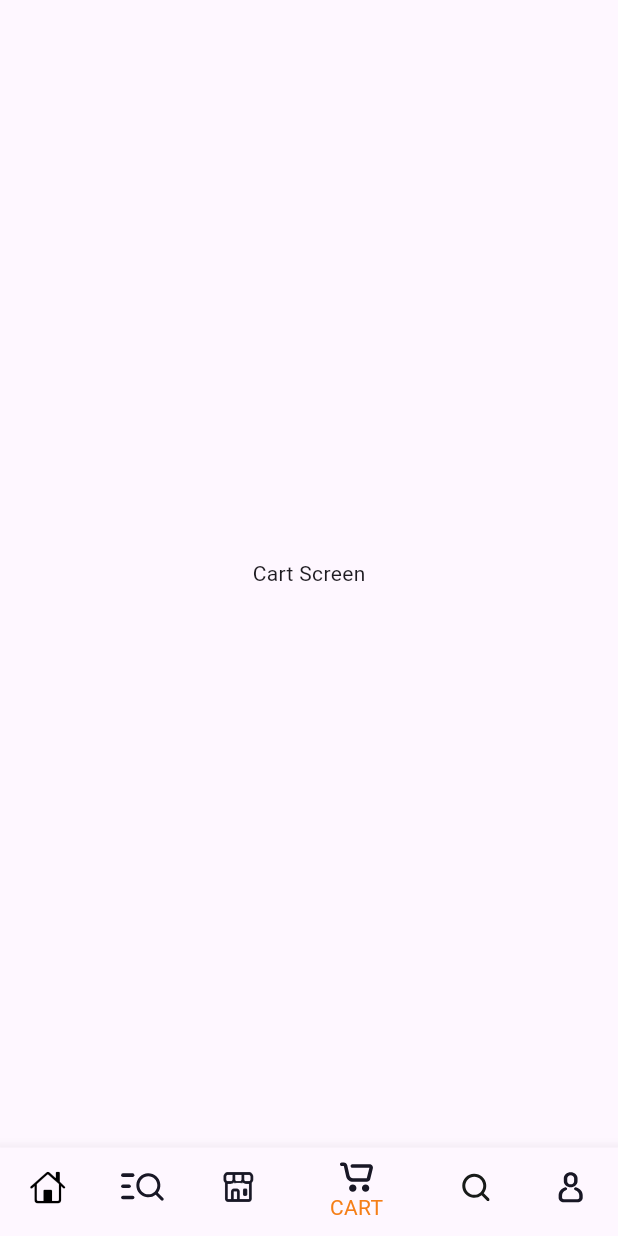
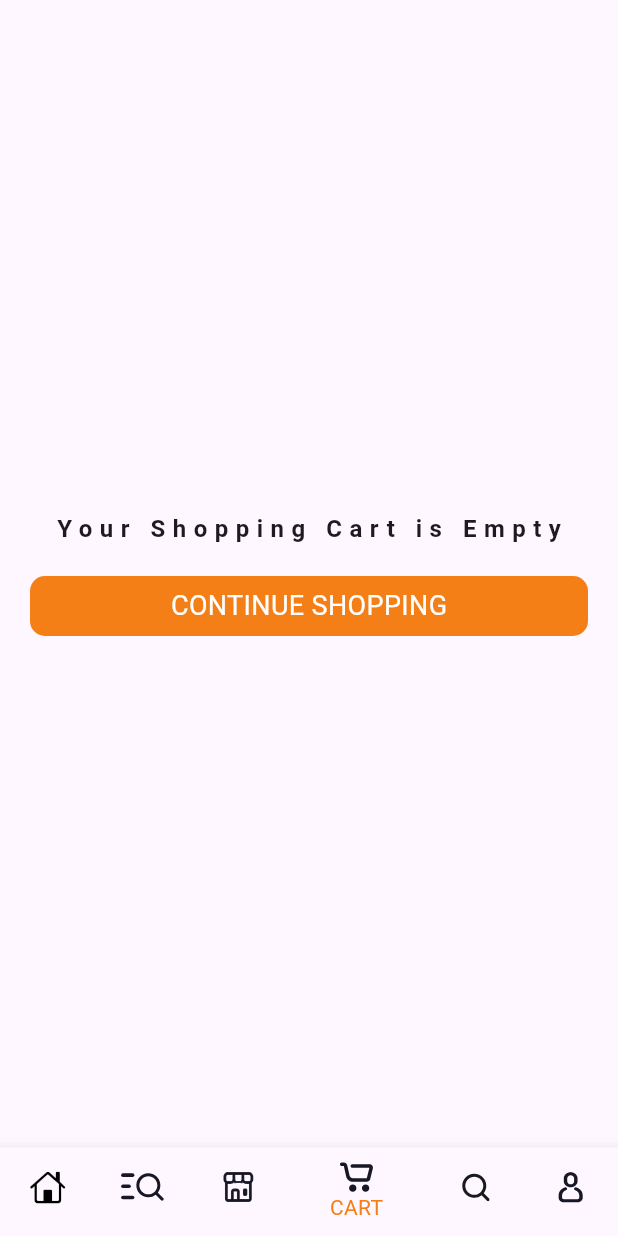
Before and after one commit to ChillBunny/app_store, a Flutter app: the MainScreen screen opened directly, item 4 of the bottom bar chosen, on a phone screen of 412 x 824 dp. Run offline on Flutter 3.47's test engine with Material 3 defaults, Android fonts, the phone set to English and light mode, and no system bars; our stand-ins replace cached_network_image, cloud_firestore, firebase_auth, firebase_core, firebase_storage, flutter_svg and 2 more; accounts and stored records are empty; network calls fail.

Commit message:
Before_Vendor

```diff
--- a/lib/main.dart
+++ b/lib/main.dart
@@ -1,4 +1,5 @@
 import 'dart:io';
+import 'package:app_store/views/buyers/auth/login_screen.dart';
 import 'package:app_store/views/buyers/auth/register_screen.dart';
 import 'package:app_store/views/buyers/main_screen.dart';
 import 'package:firebase_core/firebase_core.dart';
@@ -35,6 +36,6 @@ class MyApp extends StatelessWidget {
           colorScheme: ColorScheme.fromSeed(seedColor: Colors.deepPurple),
           useMaterial3: true,
         ),
-        home: RegisterScreen());
+        home: const LoginScreen());
   }
 }
--- a/lib/views/buyers/nav_screens/cart_screen.dart
+++ b/lib/views/buyers/nav_screens/cart_screen.dart
@@ -5,7 +5,36 @@ class CartScreen extends StatelessWidget {
 
   @override
   Widget build(BuildContext context) {
-    return const Center(
-    child: Text('Cart Screen'),);
+    return Scaffold(
+      body: Center(
+        child: Column(
+          mainAxisAlignment: MainAxisAlignment.center,
+          children: [
+            const Text('Your Shopping Cart is Empty',
+                style: TextStyle(
+                  fontSize: 16,
+                  fontWeight: FontWeight.bold,
+                  letterSpacing: 5,
+                )),
+            const SizedBox(
+              height: 20,
+            ),
+            Container(
+              height: 40,
+              width: MediaQuery.of(context).size.width - 40,
+              decoration: BoxDecoration(
+                  color: Colors.yellow.shade900,
+                  borderRadius: BorderRadius.circular(10)),
+              child: const Center(
+                child: Text(
+                  'CONTINUE SHOPPING',
+                  style: TextStyle(fontSize: 18, color: Colors.white),
+                ),
+              ),
+            )
+          ],
+        ),
+      ),
+    );
   }
 }
--- a/pubspec.yaml
+++ b/pubspec.yaml
@@ -37,6 +37,8 @@ dependencies:
   flutter_svg: ^2.0.10+1
   image_picker: ^1.0.7
   firebase_storage: ^11.6.11
+  cached_network_image: ^3.3.1
+  shimmer_animation: ^2.1.0+1
 
 dev_dependencies:
   flutter_lints: ^3.0.0
```
Also changed, not shown: lib/views/buyers/auth/login_screen.dart (+16 -5 lines), lib/views/buyers/nav_screens/widgets/banner_widgets.dart (+28 -1 lines), pubspec.lock, 1 other file.
